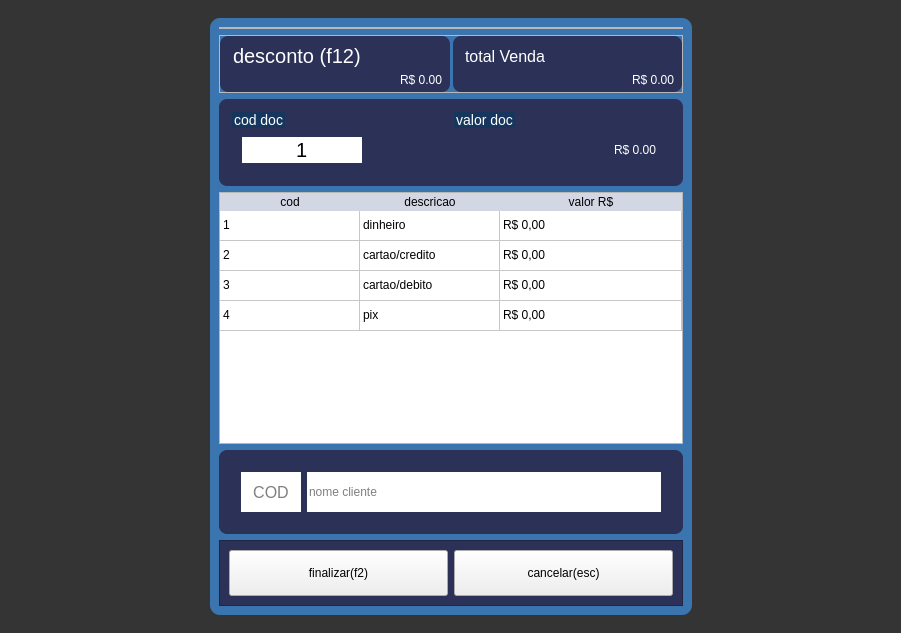
Qt form layout/ui/finalizarpdv.ui (willowdias/pdvOff) before a commit.
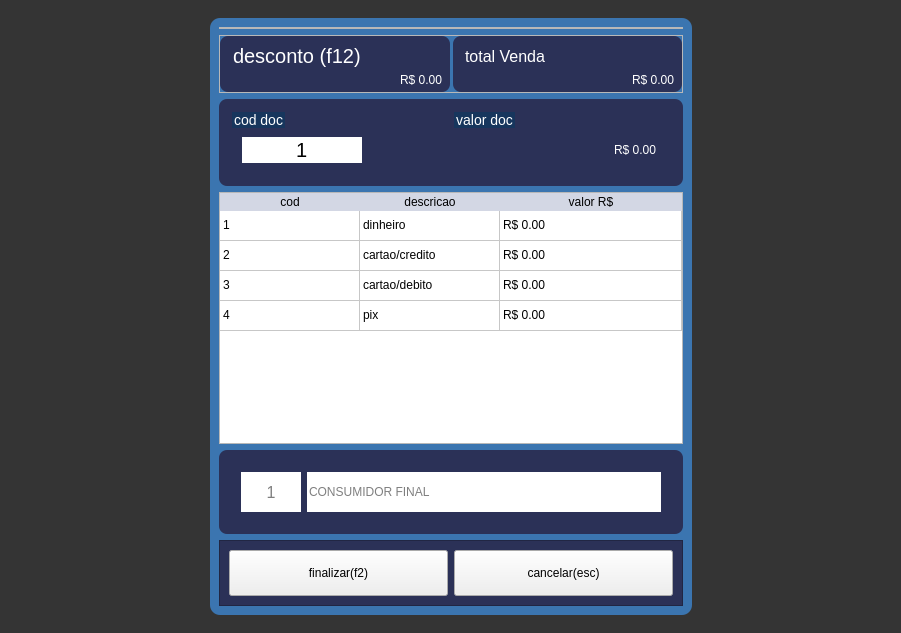
The same form after that commit. Icons and pictures are not drawn.

Diff of the .ui file:
```diff
--- a/layout/ui/finalizarpdv.ui
+++ b/layout/ui/finalizarpdv.ui
@@ -542,7 +542,7 @@
               </item>
               <item row="0" column="2">
                <property name="text">
-                <string>R$ 0,00</string>
+                <string>R$ 0.00</string>
                </property>
               </item>
               <item row="1" column="0">
@@ -557,7 +557,7 @@
               </item>
               <item row="1" column="2">
                <property name="text">
-                <string>R$ 0,00</string>
+                <string>R$ 0.00</string>
                </property>
               </item>
               <item row="2" column="0">
@@ -572,7 +572,7 @@
               </item>
               <item row="2" column="2">
                <property name="text">
-                <string>R$ 0,00</string>
+                <string>R$ 0.00</string>
                </property>
               </item>
               <item row="3" column="0">
@@ -587,7 +587,7 @@
               </item>
               <item row="3" column="2">
                <property name="text">
-                <string>R$ 0,00</string>
+                <string>R$ 0.00</string>
                </property>
               </item>
              </widget>
@@ -665,6 +665,9 @@
                     <property name="focusPolicy">
                      <enum>Qt::NoFocus</enum>
                     </property>
+                    <property name="text">
+                     <string/>
+                    </property>
                     <property name="alignment">
                      <set>Qt::AlignCenter</set>
                     </property>
@@ -672,7 +675,7 @@
                      <bool>true</bool>
                     </property>
                     <property name="placeholderText">
-                     <string>COD</string>
+                     <string>1</string>
                     </property>
                    </widget>
                   </item>
@@ -687,8 +690,11 @@
                     <property name="focusPolicy">
                      <enum>Qt::NoFocus</enum>
                     </property>
+                    <property name="text">
+                     <string/>
+                    </property>
                     <property name="placeholderText">
-                     <string>nome cliente</string>
+                     <string>CONSUMIDOR FINAL</string>
                     </property>
                    </widget>
                   </item>
```
